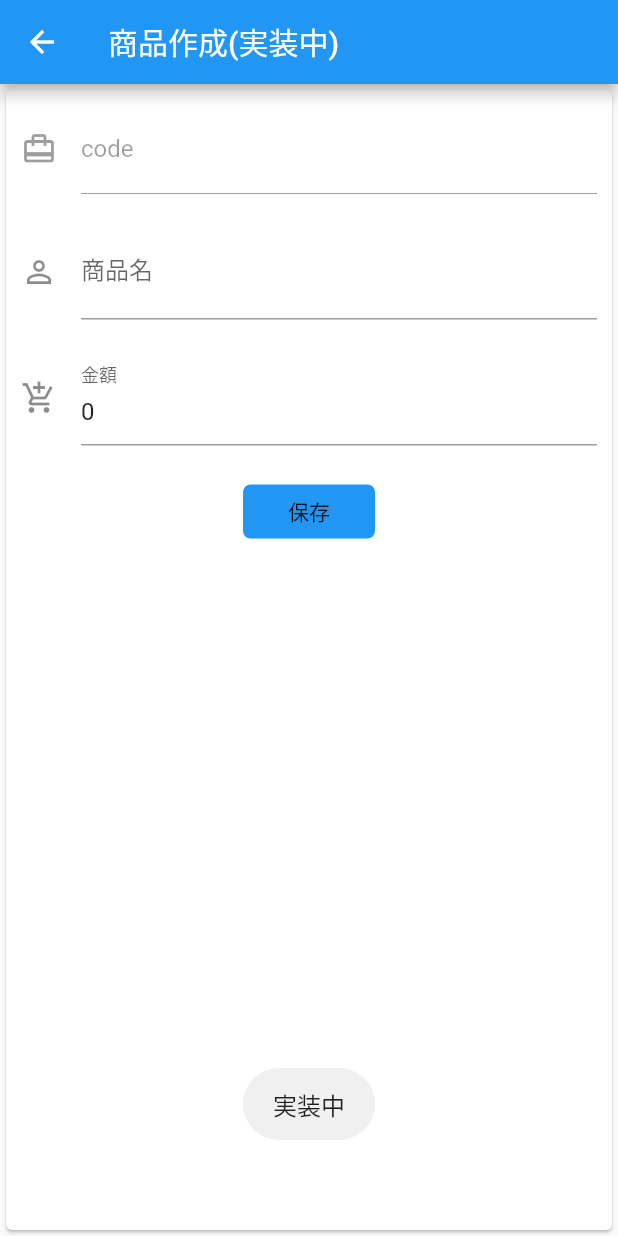
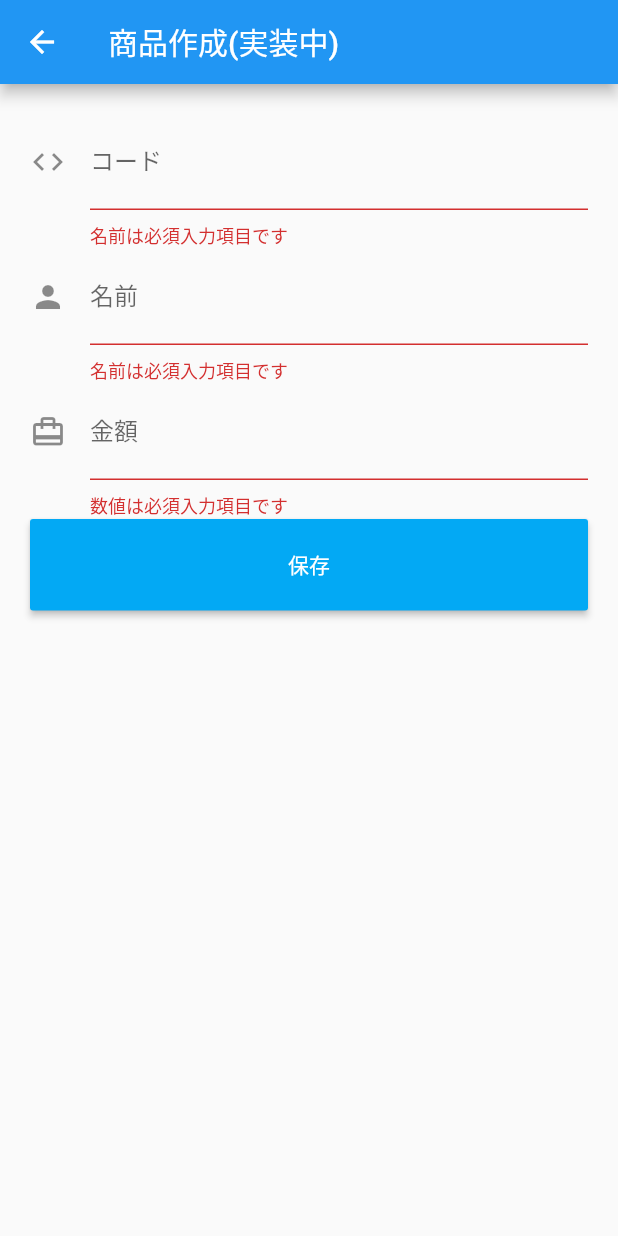
Before and after one commit to aokinasunasu/product_managenment_moblile, a Flutter app: the ProductCreateScreen screen opened directly with empty values, after a tap on "保存", on a phone screen of 412 x 824 dp. Run offline on Flutter 3.47's test engine with Material 2 defaults, Android fonts, the phone set to English and light mode, and no system bars; our stand-ins replace fluttertoast; missing offline and left inert: barcode_scan; network calls fail.

Commit message:
class add

```diff
--- a/lib/ProductCreateScreen.dart
+++ b/lib/ProductCreateScreen.dart
@@ -1,7 +1,7 @@
 import 'package:flutter/material.dart';
+import 'package:flutter/services.dart';
 import 'package:fluttertoast/fluttertoast.dart';
 
-// TODO CODE分割
 class ProductCreateScreen extends StatefulWidget {
   ProductCreateScreen(this.code);
   final String code;
@@ -10,77 +10,102 @@ class ProductCreateScreen extends StatefulWidget {
 
 }
 
+class _FormData {
+  String code = "";
+  String name = "";
+  String price = "";
+  DateTime date = DateTime.now();
+}
 
 class _ProductCreateState extends State<ProductCreateScreen> {
+  final GlobalKey<FormState> _formKey = GlobalKey<FormState>();
+  final _FormData _data = _FormData();
+
   @override
   void initState() {
     super.initState();
-
+    _data.code = widget.code;
   }
   @override
   Widget build(BuildContext context) => new Scaffold(
     appBar: new AppBar(title: new Text('商品作成(実装中)')),
-    body: new Center(
-      child: new Container(
-        child: Card(
-          child: Column(
+    body: SafeArea(
+      child: Form(
+        key: _formKey,
+        child: ListView(
+          padding: const EdgeInsets.all(20.0),
           children: <Widget>[
-              Container(
-                margin: EdgeInsets.all(10.0),
-                child: TextFormField(
+            TextFormField(
+              decoration: const InputDecoration(
+                icon: const Icon(Icons.code),
+                hintText: 'コードs',
+                labelText: 'コード',
+              ),
+              onSaved: (String value){
+                _data.code = value;
+              },
+              validator: (value) {
+                if (value.isEmpty) {
+                  return '名前は必須入力項目です';
+                }
+              },
+              //初期値
+              initialValue: _data.name,
+            ),
+            TextFormField(
+              decoration: const InputDecoration(
+                icon: const Icon(Icons.person),
+                hintText: '商品名',
+                labelText: '名前',
+              ),
+              onSaved: (String value){
+                _data.name = value;
+              },
+              validator: (value) {
+                if (value.isEmpty) {
+                  return '名前は必須入力項目です';
+                }
+              },
+              //初期値
+              initialValue: _data.name,
+            ),
+            TextFormField(
               decoration: const InputDecoration(
                 icon: const Icon(Icons.card_travel),
-                    hintText: 'code',
-                    labelText: 'code',
-                  ),
-                  enabled: false,
-                  // 初期値
-                  initialValue: widget.code,
-                ),
-              ),
-              Container(
-                margin: EdgeInsets.all(10.0),
-                child: TextFormField(
-                  decoration: const InputDecoration(
-                  icon: const Icon(Icons.perm_identity),
-                  hintText: '商品名',
-                  labelText: '商品名',
-                  ),
-                  initialValue: "",
-                ),
-              ),
-              Container(
-                margin: EdgeInsets.all(10.0),
-                child: TextFormField(
-                  decoration: const InputDecoration(
-                  icon: const Icon(Icons.add_shopping_cart),
                 hintText: '金額',
                 labelText: '金額',
               ),
-                  initialValue: "0",
+              inputFormatters: <TextInputFormatter> [
+                WhitelistingTextInputFormatter.digitsOnly,
+              ],
+
+              onSaved: (String value){
+                _data.price = value;
+              },
+              validator: (value) {
+                if (value.isEmpty) {
+                  return '数値は必須入力項目です';
+                }
+              },
+              //初期値
+              initialValue: _data.price,
             ),
-              ),
-              Container(
-                margin: EdgeInsets.all(10.0),
-                child: FlatButton(
-                  shape: RoundedRectangleBorder(
-                    borderRadius: BorderRadius.all(Radius.circular(5.0)),
-                  ),
-                  onPressed: (){
-                    Fluttertoast.showToast(
-                      msg: '実装中',
-                      toastLength: Toast.LENGTH_SHORT,
-                      gravity: ToastGravity.BOTTOM,
-                      timeInSecForIos: 1,
-                      fontSize: 16.0
-                    );
+            RaisedButton(
+
+                padding: EdgeInsets.all(20.0),
+                color: Colors.lightBlue,
+                onPressed: () {
+                 if(_formKey.currentState.validate()) {
+                   _formKey.currentState.save();
+                   print('-----------');
+                   print(_data);
+                 }
                 },
-                  color: Colors.blue,
-                  child: Text('保存'),
-                ),
+                child: Text('保存',style: TextStyle(
+                  color: Colors.white
+                ),),
               ),
           ],
-          ),
         ),
       ),
     )
```
Lines whose indentation alone changed are shown as unchanged.
